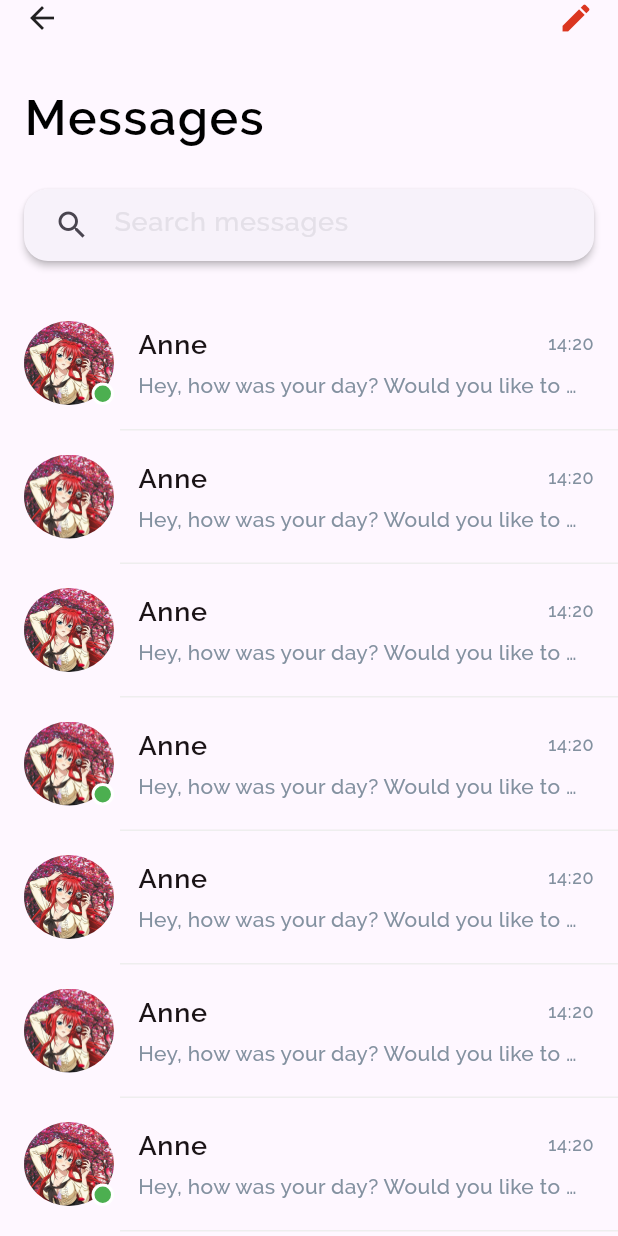
After one commit to Rizky28eka/DatingApp_UI, a Flutter app: the screen it shows after launch, after a tap on the "message" icon, on a phone screen of 412 x 824 dp. The commit adds this screen. Run offline on Flutter 3.47's test engine with Material 3 defaults, Android fonts, the phone set to English and light mode, and no system bars.

Commit message:
feat: implement navigation to new Matches and Messages pages and add project license

```diff
--- /dev/null
+++ b/lib/pages/messages_page.dart
@@ -0,0 +1,112 @@
+import 'package:datingapp_ui/common/narrow_app_bar.dart';
+import 'package:datingapp_ui/styleguide/colors.dart';
+import 'package:datingapp_ui/styleguide/text_style.dart';
+import 'package:flutter/material.dart';
+
+class MessagesPage extends StatelessWidget {
+  @override
+  Widget build(BuildContext context) {
+    return Scaffold(
+      appBar: NarrowAppBar(
+        leading: GestureDetector(
+          onTap: () {
+            Navigator.of(context).pop();
+          },
+          child: Icon(Icons.arrow_back),
+        ),
+        trailing: Icon(Icons.edit, color: primaryColor),
+      ),
+      body: Column(
+        crossAxisAlignment: CrossAxisAlignment.stretch,
+        children: <Widget>[
+          Padding(
+            padding: const EdgeInsets.all(16),
+            child: Text(
+              "Messages",
+              style: headingTextStyle.copyWith(color: Colors.black),
+            ),
+          ),
+          Card(
+            elevation: 2,
+            shape: RoundedRectangleBorder(
+              borderRadius: BorderRadius.circular(16),
+            ),
+            margin: const EdgeInsets.symmetric(horizontal: 16, vertical: 8),
+            child: Padding(
+              padding: const EdgeInsets.symmetric(horizontal: 8),
+              child: TextField(
+                decoration: InputDecoration(
+                  border: InputBorder.none,
+                  prefixIcon: Icon(Icons.search),
+                  hintText: "Search messages",
+                  hintStyle: subTitleStyle.copyWith(color: hintTextColor),
+                ),
+              ),
+            ),
+          ),
+          Expanded(
+            child: ListView.separated(
+              padding: const EdgeInsets.symmetric(vertical: 16),
+              itemCount: 10,
+              separatorBuilder: (context, index) => Divider(
+                height: 1,
+                indent: 80,
+                color: Colors.grey.shade200,
+              ),
+              itemBuilder: (context, index) {
+                return ListTile(
+                  contentPadding: const EdgeInsets.symmetric(horizontal: 16, vertical: 8),
+                  leading: Stack(
+                    children: [
+                      ClipOval(
+                        child: Image.asset(
+                          "assets/images/anne.jpeg",
+                          width: 60,
+                          height: 60,
+                          fit: BoxFit.cover,
+                        ),
+                      ),
+                      if (index % 3 == 0)
+                        Positioned(
+                          right: 0,
+                          bottom: 0,
+                          child: Container(
+                            width: 15,
+                            height: 15,
+                            decoration: BoxDecoration(
+                              color: Colors.green,
+                              shape: BoxShape.circle,
+                              border: Border.all(color: Colors.white, width: 2),
+                            ),
+                          ),
+                        ),
+                    ],
+                  ),
+                  title: Row(
+                    mainAxisAlignment: MainAxisAlignment.spaceBetween,
+                    children: [
+                      Text("Anne", style: titleStyle.copyWith(fontSize: 18)),
+                      Text("14:20", style: subTitleStyle.copyWith(fontSize: 12)),
+                    ],
+                  ),
+                  subtitle: Padding(
+                    padding: const EdgeInsets.only(top: 4),
+                    child: Text(
+                      "Hey, how was your day? Would you like to meet up sometime?",
+                      style: subTitleStyle.copyWith(fontSize: 14),
+                      maxLines: 1,
+                      overflow: TextOverflow.ellipsis,
+                    ),
+                  ),
+                  onTap: () {
+                    // Navigate to individual chat
+                  },
+                );
+              },
+            ),
+          ),
+        ],
+      ),
+    );
+  }
+}
--- a/lib/pages/profile_page.dart
+++ b/lib/pages/profile_page.dart
@@ -2,6 +2,8 @@ import 'package:datingapp_ui/common/my_info.dart';
 import 'package:datingapp_ui/common/opaque_image.dart';
 import 'package:datingapp_ui/common/profile_info_big_card.dart';
 import 'package:datingapp_ui/common/profile_info_card.dart';
+import 'package:datingapp_ui/pages/matches_page.dart';
+import 'package:datingapp_ui/pages/messages_page.dart';
 import 'package:datingapp_ui/pages/super_likes_me_page.dart';
 import 'package:datingapp_ui/styleguide/colors.dart';
 import 'package:datingapp_ui/styleguide/text_style.dart';
@@ -29,13 +31,25 @@ class ProfilePage extends StatelessWidget {
                         padding: const EdgeInsets.all(16),
                         child: Column(
                           children: [
-                            Align(
-                              alignment: Alignment.centerLeft,
-                              child: Text(
+                            Row(
+                              mainAxisAlignment: MainAxisAlignment.spaceBetween,
+                              children: [
+                                Text(
                                   "My Profile",
                                   textAlign: TextAlign.left,
                                   style: headingTextStyle,
                                 ),
+                                IconButton(
+                                  icon: Icon(Icons.message, color: Colors.white, size: 30),
+                                  onPressed: () {
+                                    Navigator.of(context).push(
+                                      MaterialPageRoute(
+                                        builder: (context) => MessagesPage(),
+                                      ),
+                                    );
+                                  },
+                                ),
+                              ],
                             ),
                             MyInfo(),
                           ],
@@ -76,13 +90,22 @@ class ProfilePage extends StatelessWidget {
                       ),
                       TableRow(
                         children: [
-                          ProfileInfoBigCard(
+                          GestureDetector(
+                            onTap: () {
+                              Navigator.of(context).push(
+                                MaterialPageRoute(
+                                  builder: (context) => MatchesPage(),
+                                ),
+                              );
+                            },
+                            child: ProfileInfoBigCard(
                               firstText: "264",
                               secondText: "All matches",
                               icon: Image.asset(
                                 "assets/icons/checklist.png",
                                 width: 32,
                                 color: blueColor,
+                              ),
                             ),
                           ),
                           ProfileInfoBigCard(
```
Also changed, not shown: lib/pages/matches_page.dart (added, +108 -0 lines), 2 other files. Lines whose indentation alone changed are shown as unchanged.
